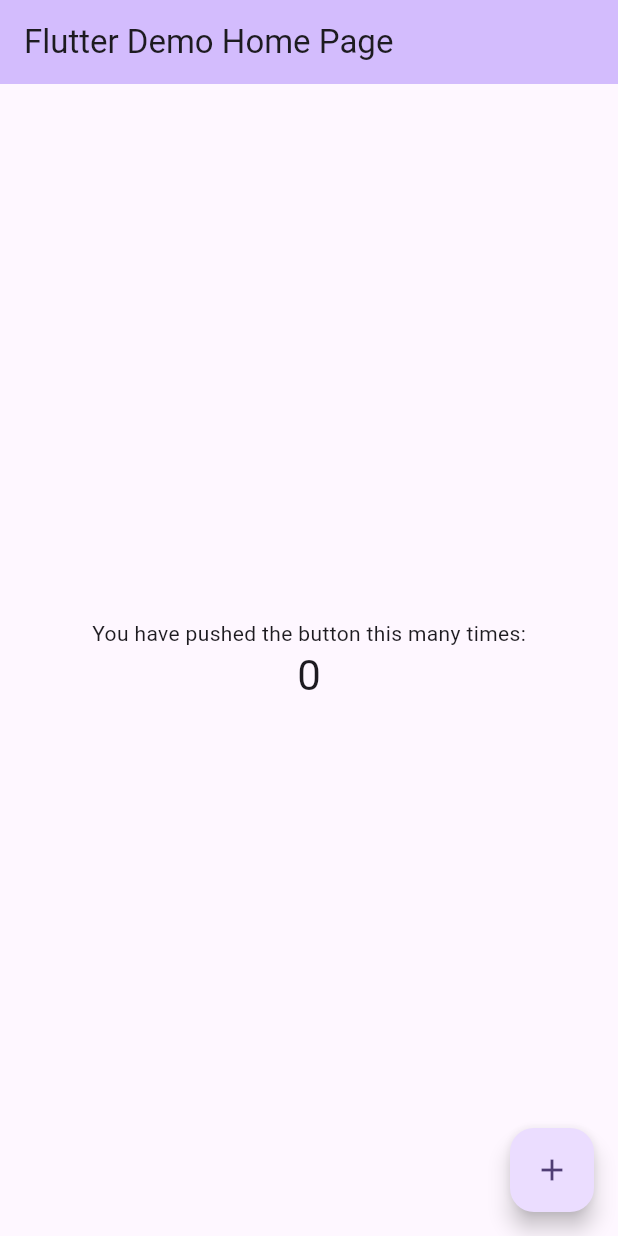
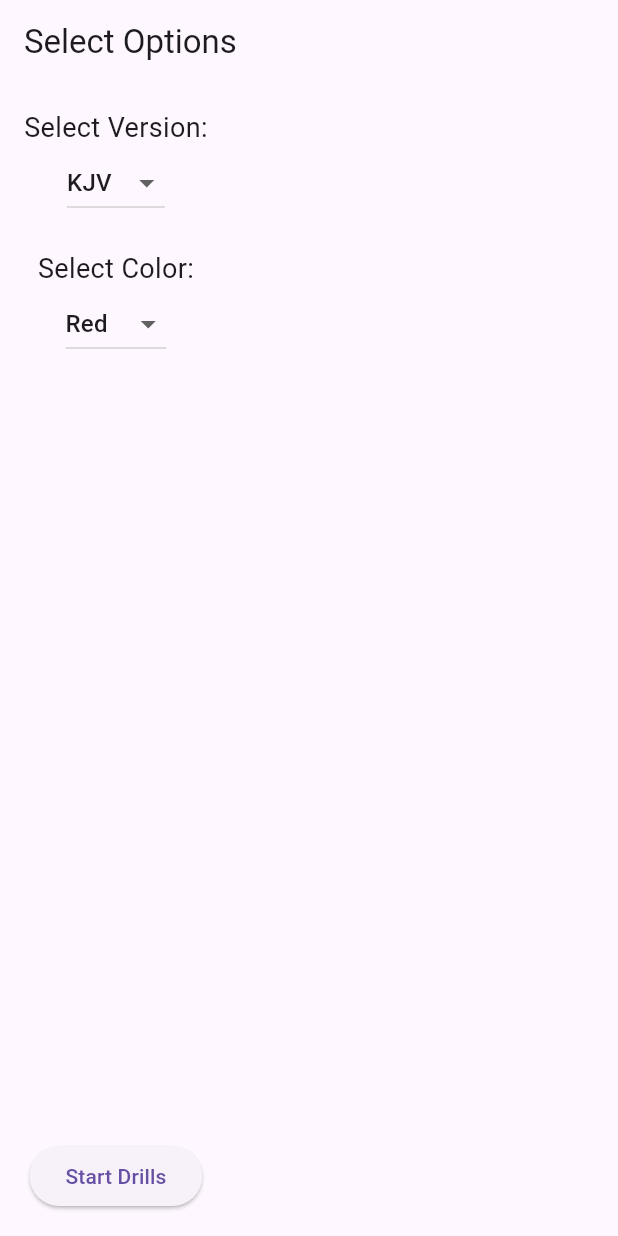
Before and after one commit to Twaddler01/bible_driller_app, a Flutter app: the screen it shows after launch, on a phone screen of 412 x 824 dp. Run offline on Flutter 3.47's test engine with Material 3 defaults, Android fonts, the phone set to English and light mode, and no system bars.

Commit message:
Initial setup: fix pubspec, prepare Flutter project

```diff
--- a/bible_driller_app/lib/main.dart
+++ b/bible_driller_app/lib/main.dart
@@ -1,122 +1,26 @@
 import 'package:flutter/material.dart';
+import 'package:provider/provider.dart';
+import 'models/selection_model.dart';
+import 'screens/select_screen.dart';
 
 void main() {
-  runApp(const MyApp());
+  runApp(
+    ChangeNotifierProvider(
+      create: (context) => SelectionModel(),
+      child: BibleDrillerApp(),
+    ),
+  );
 }
 
-class MyApp extends StatelessWidget {
-  const MyApp({super.key});
-
-  // This widget is the root of your application.
+class BibleDrillerApp extends StatelessWidget {
   @override
   Widget build(BuildContext context) {
     return MaterialApp(
-      title: 'Flutter Demo',
+      title: 'Bible Driller',
       theme: ThemeData(
-        // This is the theme of your application.
-        //
-        // TRY THIS: Try running your application with "flutter run". You'll see
-        // the application has a purple toolbar. Then, without quitting the app,
-        // try changing the seedColor in the colorScheme below to Colors.green
-        // and then invoke "hot reload" (save your changes or press the "hot
-        // reload" button in a Flutter-supported IDE, or press "r" if you used
-        // the command line to start the app).
-        //
-        // Notice that the counter didn't reset back to zero; the application
-        // state is not lost during the reload. To reset the state, use hot
-        // restart instead.
-        //
-        // This works for code too, not just values: Most code changes can be
-        // tested with just a hot reload.
-        colorScheme: ColorScheme.fromSeed(seedColor: Colors.deepPurple),
+        primarySwatch: Colors.blue,
       ),
-      home: const MyHomePage(title: 'Flutter Demo Home Page'),
+      home: SelectScreen(),
     );
   }
 }
-
-class MyHomePage extends StatefulWidget {
-  const MyHomePage({super.key, required this.title});
-
-  // This widget is the home page of your application. It is stateful, meaning
-  // that it has a State object (defined below) that contains fields that affect
-  // how it looks.
-
-  // This class is the configuration for the state. It holds the values (in this
-  // case the title) provided by the parent (in this case the App widget) and
-  // used by the build method of the State. Fields in a Widget subclass are
-  // always marked "final".
-
-  final String title;
-
-  @override
-  State<MyHomePage> createState() => _MyHomePageState();
-}
-
-class _MyHomePageState extends State<MyHomePage> {
-  int _counter = 0;
-
-  void _incrementCounter() {
-    setState(() {
-      // This call to setState tells the Flutter framework that something has
-      // changed in this State, which causes it to rerun the build method below
-      // so that the display can reflect the updated values. If we changed
-      // _counter without calling setState(), then the build method would not be
-      // called again, and so nothing would appear to happen.
-      _counter++;
-    });
-  }
-
-  @override
-  Widget build(BuildContext context) {
-    // This method is rerun every time setState is called, for instance as done
-    // by the _incrementCounter method above.
-    //
-    // The Flutter framework has been optimized to make rerunning build methods
-    // fast, so that you can just rebuild anything that needs updating rather
-    // than having to individually change instances of widgets.
-    return Scaffold(
-      appBar: AppBar(
-        // TRY THIS: Try changing the color here to a specific color (to
-        // Colors.amber, perhaps?) and trigger a hot reload to see the AppBar
-        // change color while the other colors stay the same.
-        backgroundColor: Theme.of(context).colorScheme.inversePrimary,
-        // Here we take the value from the MyHomePage object that was created by
-        // the App.build method, and use it to set our appbar title.
-        title: Text(widget.title),
-      ),
-      body: Center(
-        // Center is a layout widget. It takes a single child and positions it
-        // in the middle of the parent.
-        child: Column(
-          // Column is also a layout widget. It takes a list of children and
-          // arranges them vertically. By default, it sizes itself to fit its
-          // children horizontally, and tries to be as tall as its parent.
-          //
-          // Column has various properties to control how it sizes itself and
-          // how it positions its children. Here we use mainAxisAlignment to
-          // center the children vertically; the main axis here is the vertical
-          // axis because Columns are vertical (the cross axis would be
-          // horizontal).
-          //
-          // TRY THIS: Invoke "debug painting" (choose the "Toggle Debug Paint"
-          // action in the IDE, or press "p" in the console), to see the
-          // wireframe for each widget.
-          mainAxisAlignment: MainAxisAlignment.center,
-          children: <Widget>[
-            const Text('You have pushed the button this many times:'),
-            Text(
-              '$_counter',
-              style: Theme.of(context).textTheme.headlineMedium,
-            ),
-          ],
-        ),
-      ),
-      floatingActionButton: FloatingActionButton(
-        onPressed: _incrementCounter,
-        tooltip: 'Increment',
-        child: const Icon(Icons.add),
-      ), // This trailing comma makes auto-formatting nicer for build methods.
-    );
-  }
-}
--- /dev/null
+++ b/bible_driller_app/lib/models/selection_model.dart
@@ -0,0 +1,19 @@
+import 'package:flutter/foundation.dart';
+
+class SelectionModel with ChangeNotifier {
+  String _version = 'KJV';
+  String _color = 'Red';
+
+  String get version => _version;
+  String get color => _color;
+
+  void setVersion(String newVersion) {
+    _version = newVersion;
+    notifyListeners();
+  }
+
+  void setColor(String newColor) {
+    _color = newColor;
+    notifyListeners();
+  }
+}
--- /dev/null
+++ b/bible_driller_app/lib/screens/drill_screen.dart
@@ -0,0 +1,51 @@
+import 'package:flutter/material.dart';
+import 'package:provider/provider.dart';
+import '../models/selection_model.dart';
+
+class DrillScreen extends StatelessWidget {
+  final List<String> drills = [
+    'Verse Lookup',
+    'Reference Match',
+    'Fill in the Blank',
+    'Speed Challenge'
+  ];
+
+  @override
+  Widget build(BuildContext context) {
+    final selection = Provider.of<SelectionModel>(context);
+
+    return Scaffold(
+      appBar: AppBar(
+        title: Text('Bible Drills'),
+      ),
+      body: Padding(
+        padding: const EdgeInsets.all(16.0),
+        child: Column(
+          children: [
+            Text('Version: ${selection.version}', style: TextStyle(fontSize: 18)),
+            Text('Color: ${selection.color}', style: TextStyle(fontSize: 18)),
+            SizedBox(height: 20),
+            Expanded(
+              child: ListView.builder(
+                itemCount: drills.length,
+                itemBuilder: (context, index) {
+                  return Card(
+                    child: ListTile(
+                      title: Text(drills[index]),
+                      onTap: () {
+                        // Handle starting the selected drill
+                        ScaffoldMessenger.of(context).showSnackBar(
+                          SnackBar(content: Text('Starting ${drills[index]}...'))
+                        );
+                      },
+                    ),
+                  );
+                },
+              ),
+            ),
+          ],
+        ),
+      ),
+    );
+  }
+}
--- /dev/null
+++ b/bible_driller_app/lib/screens/select_screen.dart
@@ -0,0 +1,56 @@
+import 'package:flutter/material.dart';
+import 'package:provider/provider.dart';
+import '../models/selection_model.dart';
+import 'drill_screen.dart';
+
+class SelectScreen extends StatelessWidget {
+  final List<String> versions = ['KJV', 'NKJV'];
+  final List<String> colors = ['Red', 'Green', 'Blue'];
+
+  @override
+  Widget build(BuildContext context) {
+    final selection = Provider.of<SelectionModel>(context);
+
+    return Scaffold(
+      appBar: AppBar(
+        title: Text('Select Options'),
+      ),
+      body: Padding(
+        padding: const EdgeInsets.all(16.0),
+        child: Column(
+          children: [
+            Text('Select Version:', style: TextStyle(fontSize: 18)),
+            DropdownButton<String>(
+              value: selection.version,
+              onChanged: (val) => selection.setVersion(val!),
+              items: versions.map((v) => DropdownMenuItem(
+                value: v,
+                child: Text(v),
+              )).toList(),
+            ),
+            SizedBox(height: 20),
+            Text('Select Color:', style: TextStyle(fontSize: 18)),
+            DropdownButton<String>(
+              value: selection.color,
+              onChanged: (val) => selection.setColor(val!),
+              items: colors.map((c) => DropdownMenuItem(
+                value: c,
+                child: Text(c),
+              )).toList(),
+            ),
+            Spacer(),
+            ElevatedButton(
+              onPressed: () {
+                Navigator.push(
+                  context,
+                  MaterialPageRoute(builder: (_) => DrillScreen()),
+                );
+              },
+              child: Text('Start Drills'),
+            )
+          ],
+        ),
+      ),
+    );
+  }
+}
--- a/bible_driller_app/pubspec.yaml
+++ b/bible_driller_app/pubspec.yaml
@@ -30,6 +30,7 @@ environment:
 dependencies:
   flutter:
     sdk: flutter
+  provider: ^6.0.5  # add this for easy state management
 
   # The following adds the Cupertino Icons font to your application.
   # Use with the CupertinoIcons class for iOS style icons.
```
Also changed, not shown: bible_driller_app/pubspec.lock, 1 other file.
